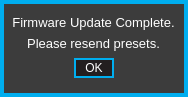
This is standalone/advanced/forms/fwupdatecompleteformWin.ui in Muse-Kinetics/softstep_editor as Qt 5 draws it before an edit. The edited form follows.
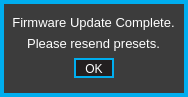
This is the edited form.

Diff of the .ui file:
```diff
--- a/standalone/advanced/forms/fwupdatecompleteformWin.ui
+++ b/standalone/advanced/forms/fwupdatecompleteformWin.ui
@@ -36,7 +36,7 @@
 {
 	background:		rgba(0,0,0,0);
 	color: 				white;
-	font: 				10pt &quot;Futura&quot;;
+	font: 				10pt &quot;Futura-Normal&quot;;
 	border:				none;
 }
 
@@ -45,74 +45,13 @@
 	border:				none;
 }  
 
-/* ---------- QSpinBox ------------*/
-QSpinBox
-{
-	font: 10pt &quot;Futura&quot;;
-	border: 2px solid rgb(0,174,239);
-	background-color: rgba(0, 0, 0, 255);
-	color: white;
-	padding:0, 3, 0, 0;
-}
-
-QSpinBox::focus
-{
-	border: none;
-	outline: none;
-}
-
-/* ---------- QLineEdit ------------*/
-QLineEdit
-{
-	font: 10pt &quot;Futura&quot;;
-	background: rgba(0,174,239,0);
-	border: 2px solid rgba(0,174,239,255);
-	border-radius: 0px;
-	color: white;
-	padding-left: 2px;
-	padding-bottom: 2px;
-}
-
-QLineEdit:focus
-{
-	font: 10pt &quot;Futura&quot;;
-	background: rgba(0,174,239,0);
-	border: 2px solid white;
-	border-radius: 0px;
-	color: white;
-	padding-left: 2px;
-	padding-bottom: 2px;
-}
-
-/* ---------- QCheckBox ------------*/
-QCheckBox
-{
-	font: 10pt &quot;Futura&quot;;
-	background:rgba(0,174,239,0);
-	color: white;
-	padding:0, 3, 0, 0;
-	border: none;
-}
-
-QCheckBox:focus
-{
-	background:rgba(0,174,239,0);
-}
-
-
-/* ------- QStackedWidget ---------*/
-QStackedWidget
-{
-border-top: 1px solid white;
-background: black;
-}
-
 /*---------- QPushButton ---------*/
 QPushButton
 {
 	border: 2px solid rgba(0,174,239,255);
-	font: 10pt &quot;Futura&quot;;
+	font: 10pt &quot;Futura-Normal&quot;;
 	color: white;
+	padding-top: 2;
 }
 
 QPushButton:pressed
```
